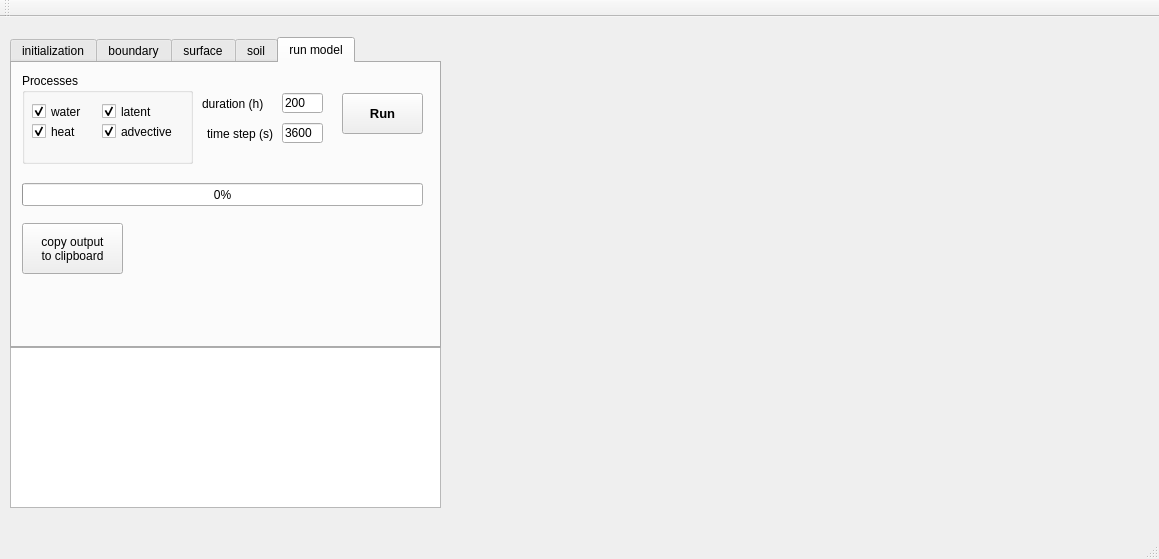
Old version of the form bin/HEAT1D/mainwindow.ui in the repository ARPA-SIMC/CRITERIA1D.
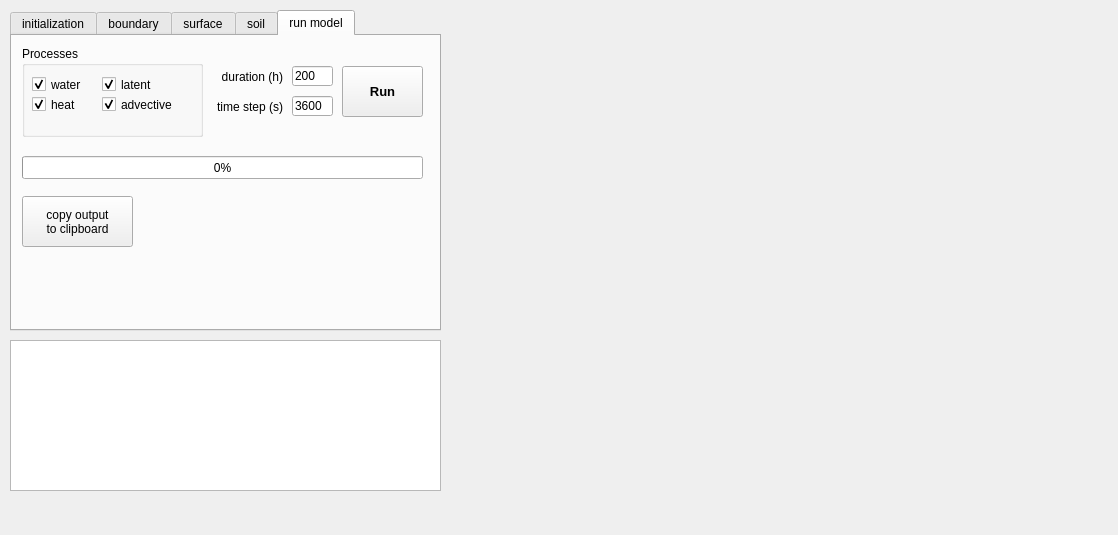
New version of the form. The open tabs and pages were chosen to show the change.

What changed in the file:
```diff
--- a/bin/HEAT1D/mainwindow.ui
+++ b/bin/HEAT1D/mainwindow.ui
@@ -6,8 +6,8 @@
    <rect>
     <x>0</x>
     <y>0</y>
-    <width>1159</width>
-    <height>559</height>
+    <width>1118</width>
+    <height>535</height>
    </rect>
   </property>
   <property name="windowTitle">
@@ -18,9 +18,9 @@
     <property name="geometry">
      <rect>
       <x>450</x>
-      <y>10</y>
-      <width>701</width>
-      <height>481</height>
+      <y>20</y>
+      <width>651</width>
+      <height>471</height>
      </rect>
     </property>
     <layout class="QFormLayout" name="layoutPlot"/>
@@ -29,9 +29,9 @@
     <property name="geometry">
      <rect>
       <x>10</x>
-      <y>330</y>
+      <y>340</y>
       <width>431</width>
-      <height>161</height>
+      <height>151</height>
      </rect>
     </property>
     <property name="sizeAdjustPolicy">
@@ -42,9 +42,9 @@
     <property name="geometry">
      <rect>
       <x>10</x>
-      <y>20</y>
+      <y>10</y>
       <width>431</width>
-      <height>311</height>
+      <height>321</height>
      </rect>
     </property>
     <property name="currentIndex">
@@ -950,7 +950,7 @@
        <rect>
         <x>10</x>
         <y>10</y>
-        <width>171</width>
+        <width>181</width>
         <height>91</height>
        </rect>
       </property>
@@ -1022,7 +1022,7 @@
         <rect>
          <x>80</x>
          <y>50</y>
-         <width>91</width>
+         <width>81</width>
          <height>17</height>
         </rect>
        </property>
@@ -1040,13 +1040,12 @@
         <x>330</x>
         <y>30</y>
         <width>81</width>
-        <height>41</height>
+        <height>51</height>
        </rect>
       </property>
       <property name="font">
        <font>
         <pointsize>10</pointsize>
-        <weight>75</weight>
         <bold>true</bold>
        </font>
       </property>
@@ -1067,32 +1066,12 @@
        <number>0</number>
       </property>
      </widget>
-     <widget class="QLabel" name="labelInfo">
-      <property name="geometry">
-       <rect>
-        <x>20</x>
-        <y>250</y>
-        <width>311</width>
-        <height>16</height>
-       </rect>
-      </property>
-      <property name="font">
-       <font>
-        <pointsize>10</pointsize>
-        <weight>75</weight>
-        <bold>true</bold>
-       </font>
-      </property>
-      <property name="text">
-       <string/>
-      </property>
-     </widget>
      <widget class="QPushButton" name="pushCopyOutput">
       <property name="geometry">
        <rect>
         <x>10</x>
         <y>160</y>
-        <width>101</width>
+        <width>111</width>
         <height>51</height>
        </rect>
       </property>
@@ -1114,9 +1093,9 @@
       <property name="geometry">
        <rect>
         <x>180</x>
-        <y>50</y>
-        <width>81</width>
-        <height>41</height>
+        <y>60</y>
+        <width>91</width>
+        <height>21</height>
        </rect>
       </property>
       <property name="text">
@@ -1132,7 +1111,7 @@
      <widget class="QLineEdit" name="lineEditTimeStep">
       <property name="geometry">
        <rect>
-        <x>270</x>
+        <x>280</x>
         <y>60</y>
         <width>41</width>
         <height>20</height>
@@ -1145,7 +1124,7 @@
      <widget class="QLineEdit" name="lineEditSimDuration">
       <property name="geometry">
        <rect>
-        <x>270</x>
+        <x>280</x>
         <y>30</y>
         <width>41</width>
         <height>20</height>
@@ -1158,15 +1137,34 @@
      <widget class="QLabel" name="label_13">
       <property name="geometry">
        <rect>
-        <x>190</x>
+        <x>180</x>
         <y>30</y>
-        <width>81</width>
+        <width>91</width>
         <height>21</height>
        </rect>
       </property>
       <property name="text">
        <string>duration (h)</string>
       </property>
+      <property name="alignment">
+       <set>Qt::AlignRight|Qt::AlignTrailing|Qt::AlignVCenter</set>
+      </property>
+     </widget>
+     <widget class="QLabel" name="labelInfo">
+      <property name="geometry">
+       <rect>
+        <x>20</x>
+        <y>240</y>
+        <width>381</width>
+        <height>31</height>
+       </rect>
+      </property>
+      <property name="text">
+       <string/>
+      </property>
+      <property name="alignment">
+       <set>Qt::AlignLeading|Qt::AlignLeft|Qt::AlignVCenter</set>
+      </property>
      </widget>
     </widget>
    </widget>
@@ -1181,15 +1179,6 @@
     </rect>
    </property>
   </widget>
-  <widget class="QToolBar" name="mainToolBar">
-   <attribute name="toolBarArea">
-    <enum>TopToolBarArea</enum>
-   </attribute>
-   <attribute name="toolBarBreak">
-    <bool>false</bool>
-   </attribute>
-  </widget>
-  <widget class="QStatusBar" name="statusBar"/>
  </widget>
  <layoutdefault spacing="6" margin="11"/>
  <resources/>
```
Left out of the diff: 107 changed lines with no effect on the pictures.
